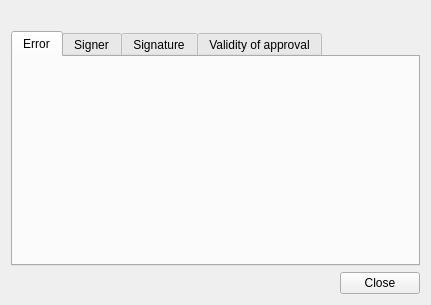
This is client/ui/SignatureDialog.ui in open-eid/qdigidoc as Qt 5 draws it before an edit. The edited form follows.
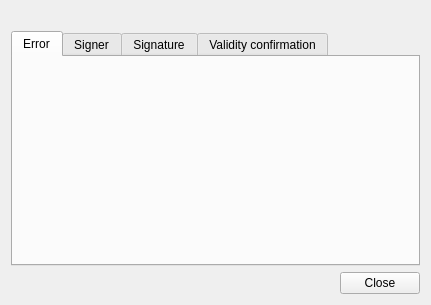
This is the edited form.

What changed in the file:
```diff
--- a/client/ui/SignatureDialog.ui
+++ b/client/ui/SignatureDialog.ui
@@ -183,7 +183,7 @@
        <bool>false</bool>
       </property>
       <attribute name="title">
-       <string>Validity of approval</string>
+       <string>Validity confirmation</string>
       </attribute>
       <column>
        <property name="text">
```
